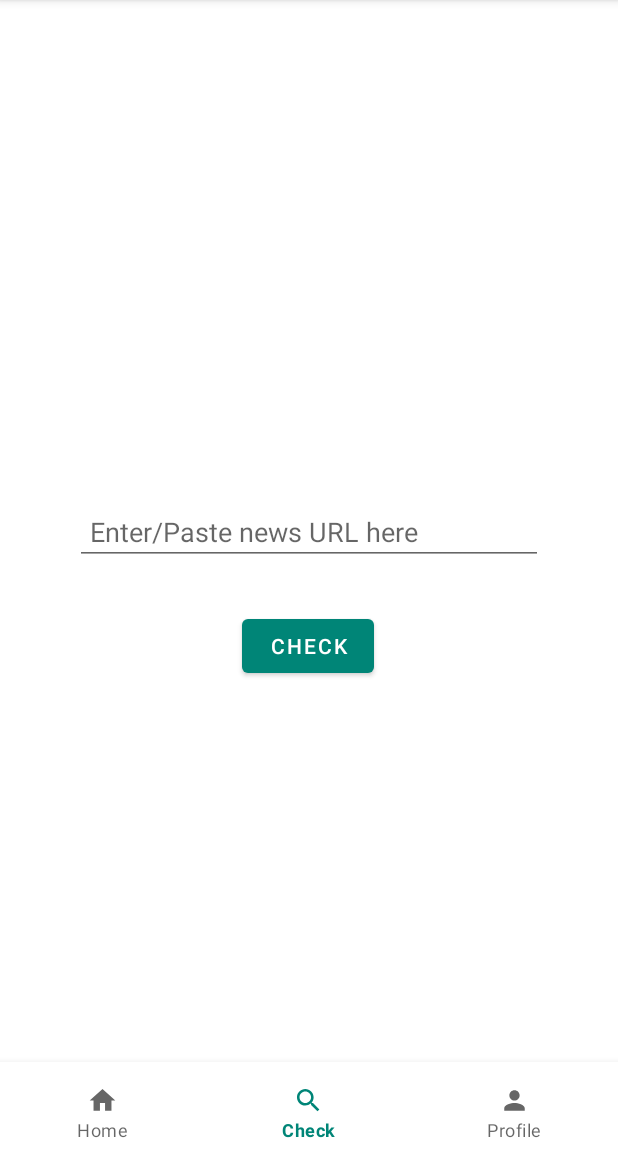
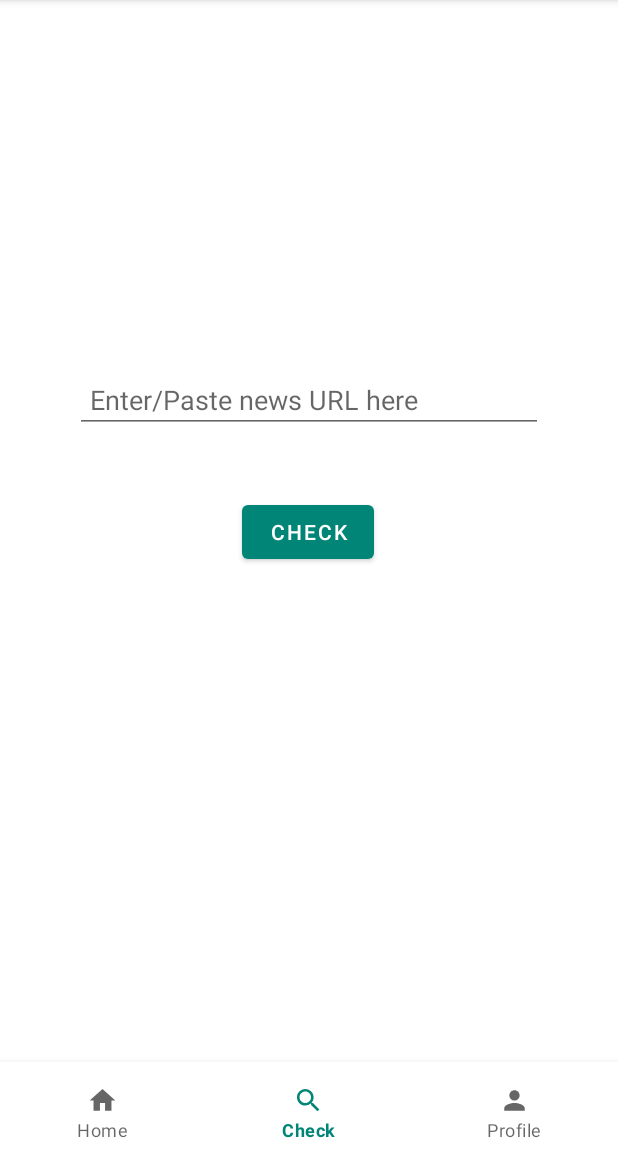
Before and after one commit to n9hal/ProjectApp, an Android app: the screen it shows after launch once a user with an empty profile is signed in (MainActivity), item 2 of the bottom bar chosen, on a phone screen of 412 x 824 dp, the part 84-1236 px from its top. Run offline under Robolectric (Android 15) with nearby library versions, the phone set to English and light mode, and no system bars; our stand-ins replace Firebase (no records; nobody signed in at launch, a user with empty details on screens opened directly); 2 statements that could not run were skipped.

Commit message:
minor changes

```diff
--- a/app/src/main/java/com/example/projectapptest/SearchFragment.java
+++ b/app/src/main/java/com/example/projectapptest/SearchFragment.java
@@ -6,6 +6,7 @@ import android.view.View;
 import android.view.ViewGroup;
 import android.widget.Button;
 import android.widget.EditText;
+import android.widget.ProgressBar;
 import android.widget.TextView;
 import android.widget.Toast;
 
@@ -28,6 +29,7 @@ public class SearchFragment extends Fragment {
     EditText edCheck;
     TextView txtResult;
     Button btnCheck;
+    ProgressBar progressBar;
 
     @Nullable
     @Override
@@ -38,6 +40,7 @@ public class SearchFragment extends Fragment {
         edCheck = view.findViewById(R.id.edCheck);
         btnCheck = view.findViewById(R.id.btnCheck);
         txtResult = view.findViewById(R.id.txtResult);
+        progressBar = view.findViewById(R.id.progressBar5);
 
         //Flask api
 
@@ -45,6 +48,7 @@ public class SearchFragment extends Fragment {
             @Override
             public void onClick(View v) {
                 String url = edCheck.getText().toString();
+                progressBar.setVisibility(View.VISIBLE);
                 CheckNews(url);
 
             }
@@ -77,6 +81,7 @@ public class SearchFragment extends Fragment {
                         } catch (IOException e) {
                             e.printStackTrace();
                         }
+                        progressBar.setVisibility(View.INVISIBLE);
                     }
                 });
 
--- a/app/src/main/res/layout/fragment_search.xml
+++ b/app/src/main/res/layout/fragment_search.xml
@@ -18,9 +18,9 @@
         android:singleLine="true"
         app:layout_constraintBottom_toBottomOf="parent"
         app:layout_constraintEnd_toEndOf="parent"
-        app:layout_constraintHorizontal_bias="0.75"
         app:layout_constraintStart_toStartOf="parent"
-        app:layout_constraintTop_toTopOf="parent" />
+        app:layout_constraintTop_toTopOf="parent"
+        app:layout_constraintVertical_bias="0.368" />
 
     <Button
         android:id="@+id/btnCheck"
@@ -33,7 +33,7 @@
         app:layout_constraintHorizontal_bias="0.497"
         app:layout_constraintStart_toStartOf="@+id/edCheck"
         app:layout_constraintTop_toBottomOf="@+id/edCheck"
-        app:layout_constraintVertical_bias="0.105" />
+        app:layout_constraintVertical_bias="0.113" />
 
     <TextView
         android:id="@+id/txtResult"
@@ -44,5 +44,16 @@
         app:layout_constraintEnd_toEndOf="@+id/btnCheck"
         app:layout_constraintStart_toStartOf="@+id/btnCheck"
         app:layout_constraintTop_toBottomOf="@+id/btnCheck"
-        app:layout_constraintVertical_bias="0.1" />
+        app:layout_constraintVertical_bias="0.099" />
+
+    <ProgressBar
+        android:id="@+id/progressBar5"
+        style="?android:attr/progressBarStyle"
+        android:layout_width="wrap_content"
+        android:layout_height="wrap_content"
+        android:visibility="invisible"
+        app:layout_constraintBottom_toBottomOf="@+id/txtResult"
+        app:layout_constraintEnd_toEndOf="@+id/txtResult"
+        app:layout_constraintStart_toStartOf="@+id/txtResult"
+        app:layout_constraintTop_toTopOf="@+id/txtResult" />
 </androidx.constraintlayout.widget.ConstraintLayout>
```
